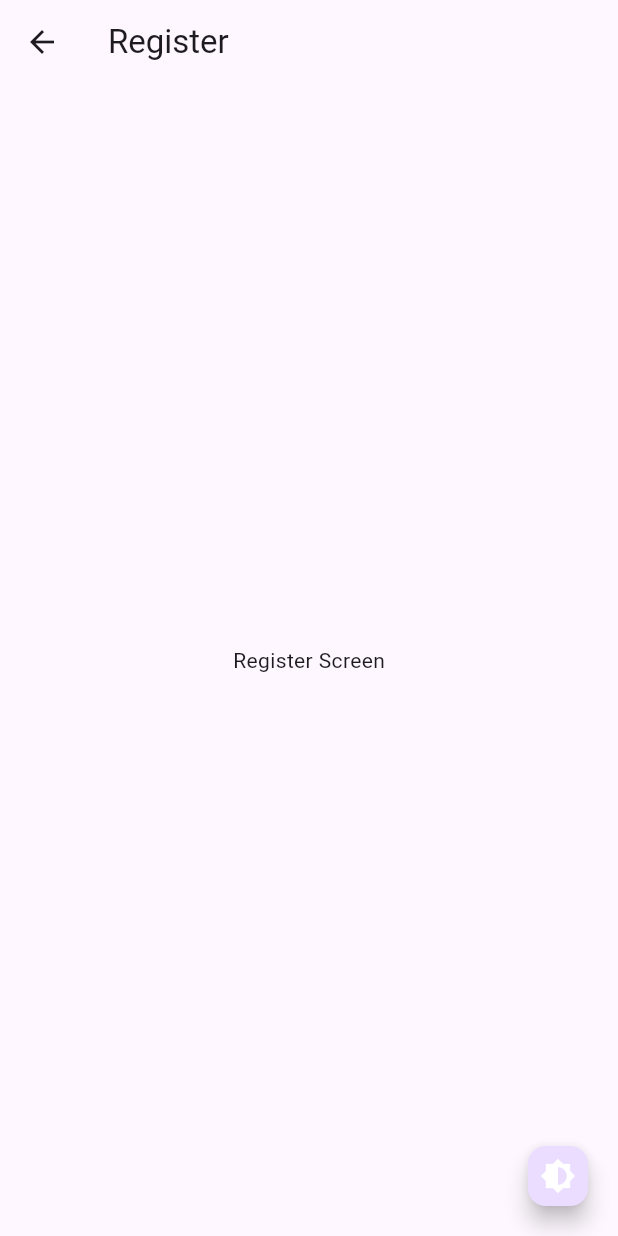
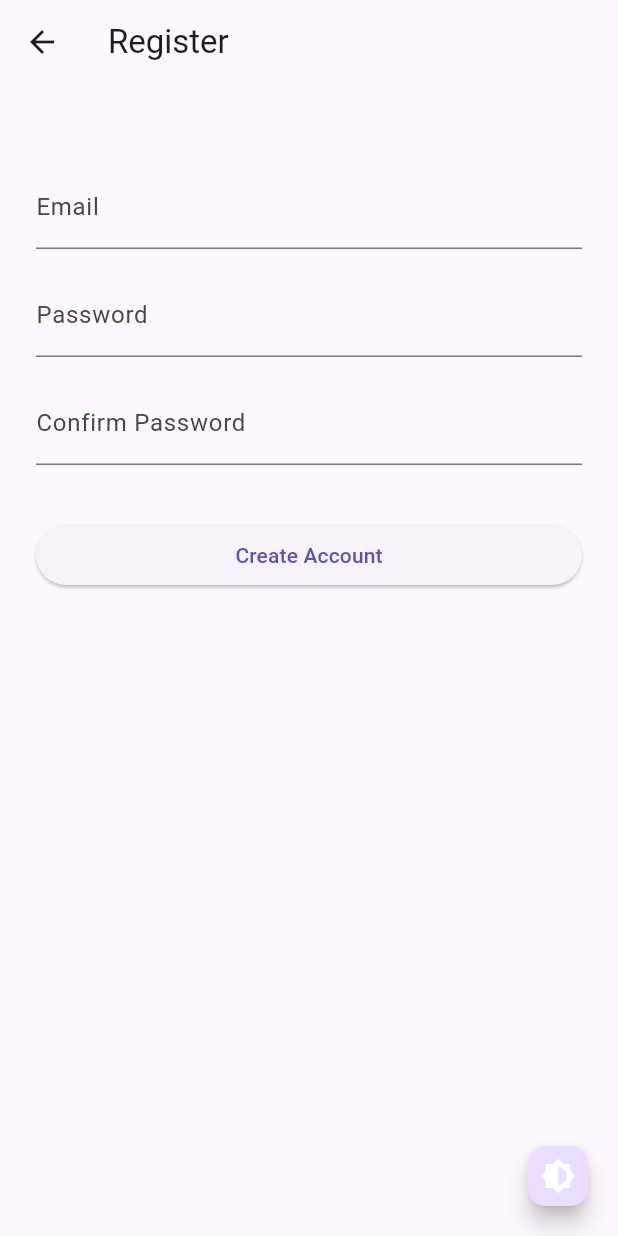
Before and after one commit to ZB-Success/Ethio-Exam, a Flutter app: the RegisterPage screen opened directly, on a phone screen of 412 x 824 dp. Run offline on Flutter 3.47's test engine with Material 3 defaults, Android fonts, the phone set to English and light mode, and no system bars; our stand-ins replace flutter_bloc, sqflite; accounts and stored records are empty.

Commit message:
Updates are alot now

```diff
--- a/assets/data/subjects.json
+++ b/assets/data/subjects.json
@@ -18,7 +18,7 @@
     "locked": false
   },
   {
-    "name": "Maths Natural",
+    "name": "Maths(Natural)",
     "icon": "calculate",
     "color": "0xFF9E9E9E",
     "locked": false
--- /dev/null
+++ b/lib/helpers/db_helper.dart
@@ -0,0 +1,58 @@
+import 'package:sqflite/sqflite.dart';
+import 'package:path/path.dart';
+import 'dart:async';
+
+class DBHelper {
+  static final DBHelper _instance = DBHelper._internal();
+  factory DBHelper() => _instance;
+  DBHelper._internal();
+
+  Database? _db;
+
+  Future<Database> get database async {
+    if (_db != null) return _db!;
+    _db = await _initDB();
+    return _db!;
+  }
+
+  Future<Database> _initDB() async {
+    final dbPath = await getDatabasesPath();
+    final path = join(dbPath, 'user_auth.db');
+
+    return await openDatabase(
+      path,
+      version: 1,
+      onCreate: _onCreate,
+    );
+  }
+
+  Future _onCreate(Database db, int version) async {
+    await db.execute('''
+      CREATE TABLE users (
+        id INTEGER PRIMARY KEY AUTOINCREMENT,
+        email TEXT UNIQUE NOT NULL,
+        password TEXT NOT NULL
+      )
+    ''');
+  }
+
+  Future<int> registerUser(String email, String password) async {
+    final db = await database;
+
+    return await db.insert(
+      'users',
+      {'email': email, 'password': password},
+      conflictAlgorithm: ConflictAlgorithm.fail, // prevent duplicate emails
+    );
+  }
+
+  Future<bool> userExists(String email) async {
+    final db = await database;
+    final result = await db.query(
+      'users',
+      where: 'email = ?',
+      whereArgs: [email],
+    );
+    return result.isNotEmpty;
+  }
+}
--- a/lib/main.dart
+++ b/lib/main.dart
@@ -3,7 +3,7 @@ import 'package:flutter/material.dart';
 import 'package:flutter_bloc/flutter_bloc.dart';
 
 import 'theme_cubit.dart';
-import 'welcome_page.dart';
+import 'screens/welcome_page.dart';
 
 void main() {
   runApp(const App());
--- a/lib/register_page.dart
+++ /dev/null
@@ -1,16 +0,0 @@
-import 'package:flutter/material.dart';
-import 'widgets/theme_toggle_wrapper.dart';
-
-class RegisterPage extends StatelessWidget {
-  const RegisterPage({super.key});
-
-  @override
-  Widget build(BuildContext context) {
-    return ThemeToggleWrapper(
-      child: Scaffold(
-        appBar: AppBar(title: const Text('Register')),
-        body: const Center(child: Text('Register Screen')),
-      ),
-    );
-  }
-}
--- a/lib/login_page.dart
+++ b/lib/screens/login_page.dart
@@ -1,6 +1,6 @@
 
 import 'package:flutter/material.dart';
-import 'widgets/theme_toggle_wrapper.dart';
+import '../widgets/theme_toggle_wrapper.dart';
 
 import 'register_page.dart';
 import 'dashboard.dart';
@@ -30,8 +30,8 @@ class _LoginPageState extends State<LoginPage> {
     Future.delayed(const Duration(seconds: 2), () {
       setState(() => _isLoading = false);
 
-      if (_emailController.text == "test@example.com" &&
-          _passwordController.text == "password123") {
+      if (_emailController.text == "bruhtesheme@gmail.com" &&
+          _passwordController.text == "12345678") {
         Navigator.of(context).pushReplacement(
           PageRouteBuilder(
             transitionDuration: const Duration(milliseconds: 800),
--- /dev/null
+++ b/lib/screens/register_page.dart
@@ -0,0 +1,120 @@
+import 'package:flutter/material.dart';
+import '../helpers/db_helper.dart';
+import 'login_page.dart';
+import '../widgets/theme_toggle_wrapper.dart';
+
+class RegisterPage extends StatefulWidget {
+  const RegisterPage({super.key});
+
+  @override
+  State<RegisterPage> createState() => _RegisterPageState();
+}
+
+class _RegisterPageState extends State<RegisterPage> {
+  final _formKey = GlobalKey<FormState>();
+  final _emailCtrl = TextEditingController();
+  final _passwordCtrl = TextEditingController();
+  final _confirmCtrl = TextEditingController();
+
+  bool _isLoading = false;
+  String? _message;
+
+  void _register() async {
+    if (!_formKey.currentState!.validate()) return;
+
+    setState(() {
+      _isLoading = true;
+      _message = null;
+    });
+
+
+
+    final db = DBHelper();
+
+    try {
+      final exists = await db.userExists(_emailCtrl.text.trim());
+
+      if (exists) {
+        setState(() {
+          _message = 'Email already registered.';
+          _isLoading = false;
+        });
+        return;
+      }
+
+      await db.registerUser(_emailCtrl.text.trim(), _passwordCtrl.text);
+
+      if (context.mounted) {
+        Navigator.pushReplacement(
+          context,
+          MaterialPageRoute(builder: (_) => const LoginPage()),
+        );
+      }
+    } catch (e) {
+      setState(() {
+        _message = 'Something went wrong: $e';
+        _isLoading = false;
+      });
+    }
+  }
+
+  @override
+  Widget build(BuildContext context) {
+    return ThemeToggleWrapper(
+      child: Scaffold(
+        appBar: AppBar(
+          title: const Text('Register'),
+          leading: const BackButton(),
+        ),
+        body: Padding(
+          padding: const EdgeInsets.all(24.0),
+          child: Form(
+            key: _formKey,
+            child: ListView(
+              children: [
+                const SizedBox(height: 30),
+                TextFormField(
+                  controller: _emailCtrl,
+                  decoration: const InputDecoration(labelText: 'Email'),
+                  validator: (val) => val == null || !val.contains('@')
+                      ? 'Enter valid email'
+                      : null,
+                ),
+                const SizedBox(height: 16),
+                TextFormField(
+                  controller: _passwordCtrl,
+                  obscureText: true,
+                  decoration: const InputDecoration(labelText: 'Password'),
+                  validator: (val) =>
+                      val == null || val.length < 6 ? 'Min 6 chars' : null,
+                ),
+                const SizedBox(height: 16),
+                TextFormField(
+                  controller: _confirmCtrl,
+                  obscureText: true,
+                  decoration:
+                      const InputDecoration(labelText: 'Confirm Password'),
+                  validator: (val) =>
+                      val != _passwordCtrl.text ? 'Passwords don\'t match' : null,
+                ),
+                const SizedBox(height: 24),
+                if (_message != null)
+                  Text(
+                    _message!,
+                    style: const TextStyle(color: Colors.red),
+                  ),
+                const SizedBox(height: 12),
+                _isLoading
+                    ? const Center(child: CircularProgressIndicator())
+                    : ElevatedButton(
+                        onPressed: _register,
+                        child: const Text('Create Account'),
+                      ),
+              ],
+            ),
+          ),
+        ),
+      ),
+    );
+  }
+}
```
Also changed, not shown: lib/screens/dashboard.dart (renamed from lib/dashboard.dart, +21 -5 lines), lib/screens/welcome_page.dart (renamed from lib/welcome_page.dart, +1 -117 lines).
